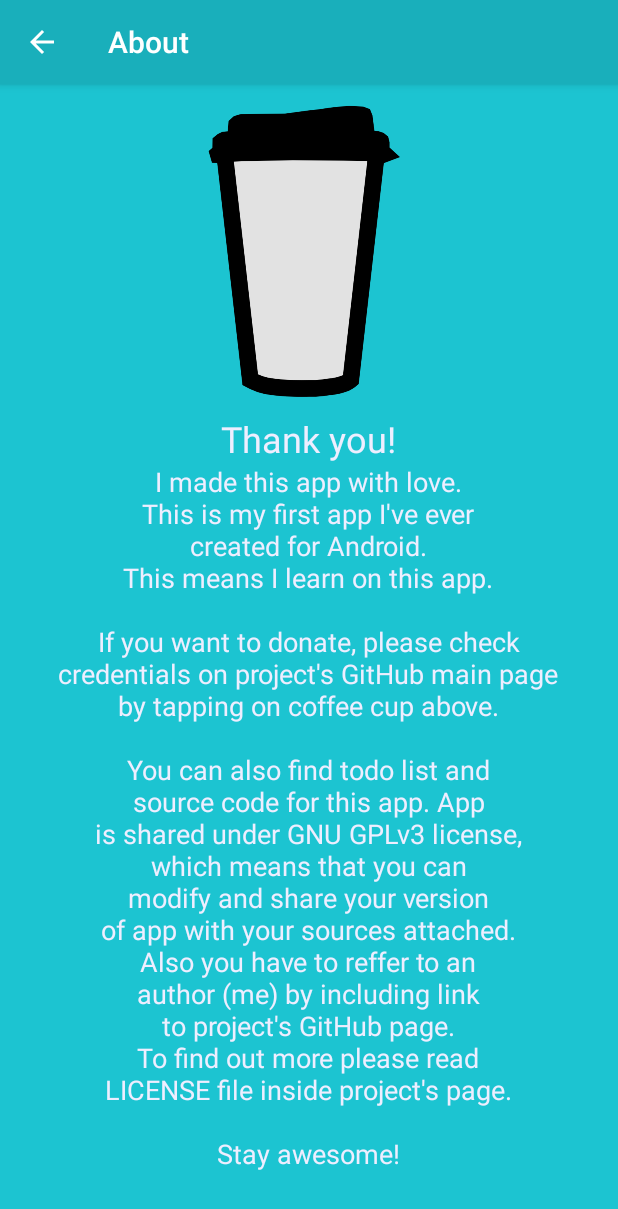
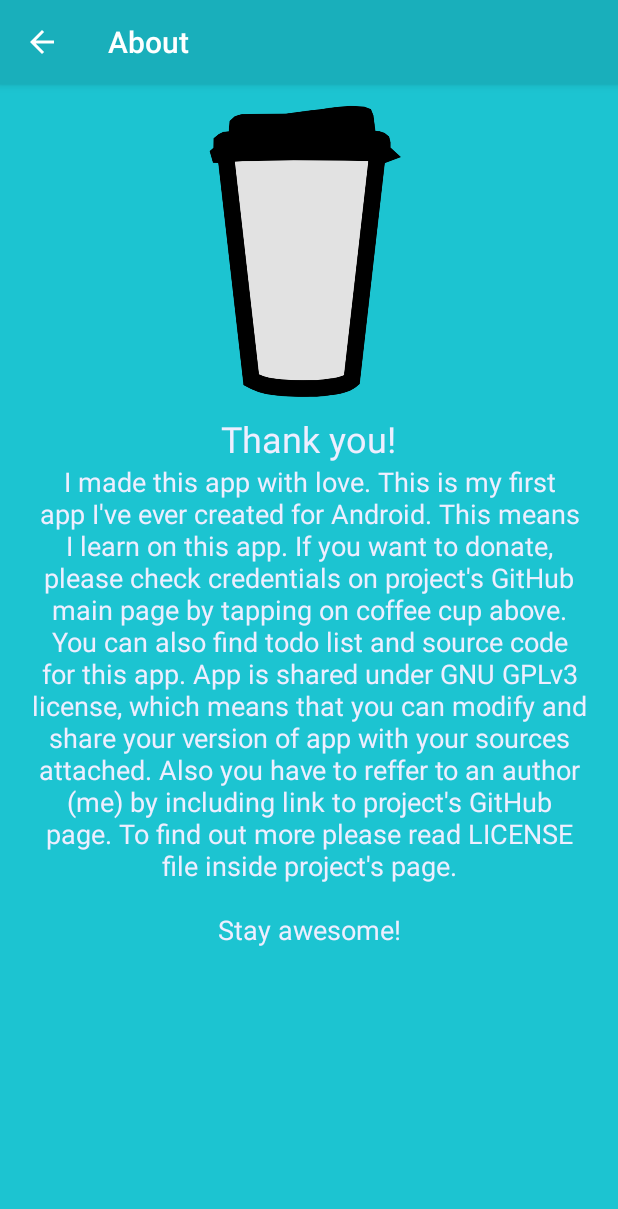
Before and after one commit to NapoleonTheCake/notificatorro, an Android app: the AboutActivity screen opened directly, with no data from a screen before it, on a phone screen of 412 x 824 dp. Shown: the top 1209 px of the screen. Run offline under Robolectric (Android 15) with nearby library versions, the light colour scheme and no system bars.

Commit message:
quick commit

```diff
--- a/source/app/src/main/res/layout/content_about.xml
+++ b/source/app/src/main/res/layout/content_about.xml
@@ -47,6 +47,7 @@
         android:text="@string/text_About_Text"
         android:layout_centerHorizontal="true"
         android:textAlignment="center"
+        android:layout_marginLeft="40dp"
 
         android:layout_width="wrap_content"
         android:layout_height="wrap_content"
--- a/source/app/src/main/res/values/strings.xml
+++ b/source/app/src/main/res/values/strings.xml
@@ -38,7 +38,7 @@
     <string name="action_New_Note_Empty">Won\'t create empty note.</string>
     <string name="title_activity_about" translatable="false">About</string>
     <string name="text_About_Title">Thank you!</string>
-    <string name="text_About_Text">I made this app with love.\nThis is my first app I\'ve ever\ncreated for Android.\nThis means I learn on this app.\n\nIf you want to donate, please check\ncredentials on project\'s GitHub main page\nby tapping on coffee cup above.\n\nYou can also find todo list and\nsource code for this app. App\nis shared under GNU GPLv3 license,\nwhich means that you can\nmodify and share your version\nof app with your sources attached.\nAlso you have to reffer to an\nauthor (me) by including link\nto project\'s GitHub page.\nTo find out more please read\nLICENSE file inside project\'s page.\n\nStay awesome!</string>
+    <string name="text_About_Text">I made this app with love. This is my first app I\'ve ever created for Android. This means I learn on this app. If you want to donate, please check credentials on project\'s GitHub main page by tapping on coffee cup above. You can also find todo list and source code for this app. App is shared under GNU GPLv3 license, which means that you can modify and share your version of app with your sources attached. Also you have to reffer to an author (me) by including link to project\'s GitHub page. To find out more please read LICENSE file inside project\'s page.\n\nStay awesome!\n</string>
     <string name="text_About_Coffee_GitHubPage">GitHub page</string>
     <string name="text_About_Coffee_Mailme">Mail to me</string>
     <string name="ui_SendEmail">Send mail with</string>
```
Also changed, not shown: 1 other file.
